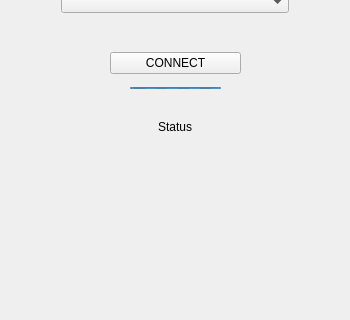
First picture: the form in release/app/app.ui, repository sganis/golddrive, before the edit; both pictures show x 0 to 350 and y 81 to 401 of the 350 by 500 pixel window.
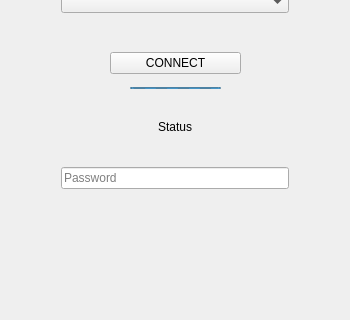
Second picture: the form after the edit.

Commit message: Added password input

Diff of the .ui file:
```diff
--- a/release/app/app.ui
+++ b/release/app/app.ui
@@ -182,7 +182,7 @@
       <property name="minimumSize">
        <size>
         <width>0</width>
-        <height>20</height>
+        <height>30</height>
        </size>
       </property>
       <property name="text">
@@ -193,6 +193,28 @@
       </property>
      </widget>
     </item>
+    <item>
+     <widget class="QWidget" name="widget_7" native="true">
+      <layout class="QVBoxLayout" name="verticalLayout_3">
+       <property name="leftMargin">
+        <number>50</number>
+       </property>
+       <property name="rightMargin">
+        <number>50</number>
+       </property>
+       <item>
+        <widget class="QLineEdit" name="txtPassword">
+         <property name="echoMode">
+          <enum>QLineEdit::Password</enum>
+         </property>
+         <property name="placeholderText">
+          <string>Password</string>
+         </property>
+        </widget>
+       </item>
+      </layout>
+     </widget>
+    </item>
     <item>
      <spacer name="verticalSpacer">
       <property name="orientation">
```
The commit also changes 3 other files.
